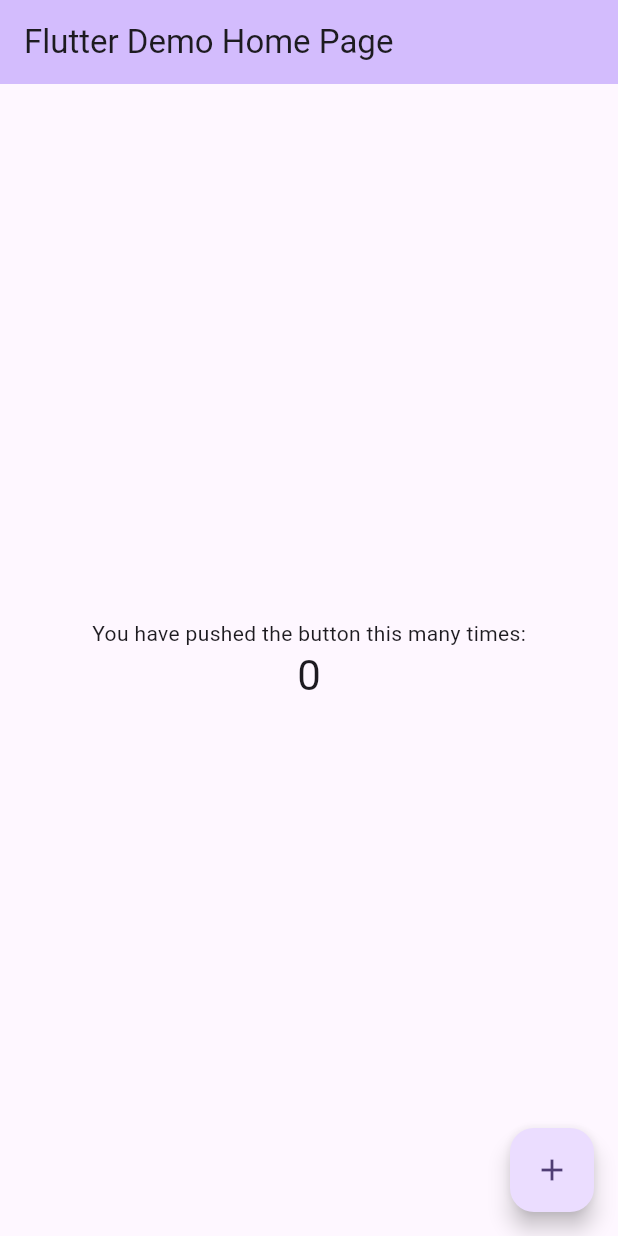
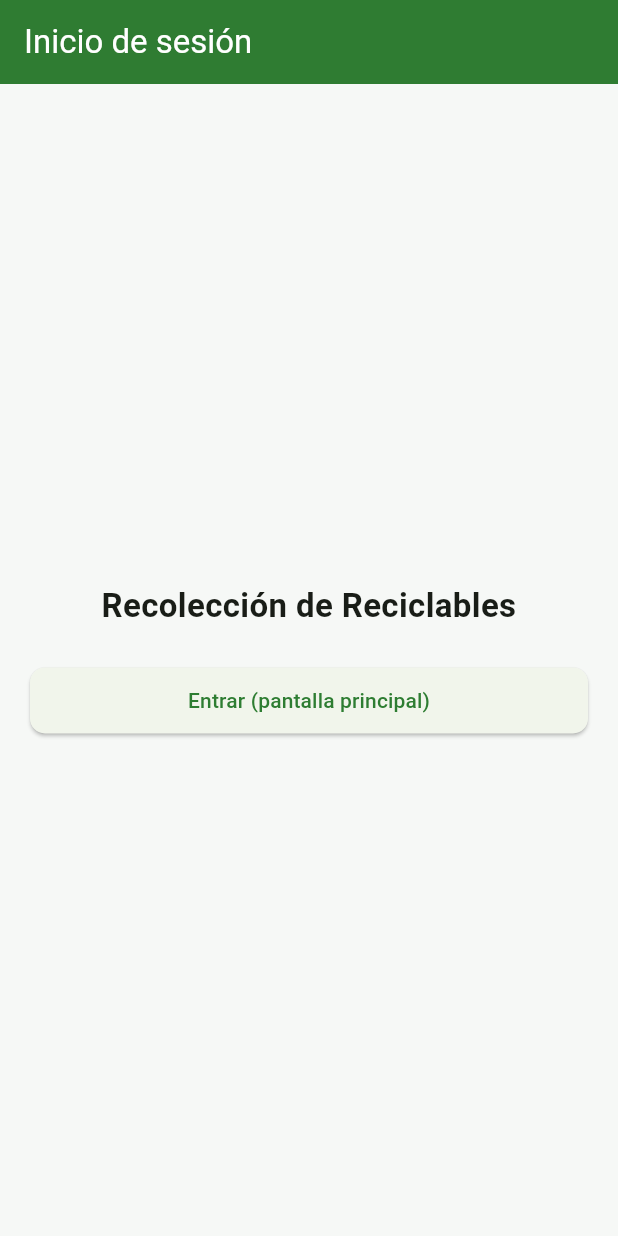
Before and after one commit to Proyecto-Final-PM/Proyecto-Sistema05, a Flutter app: the screen it shows after launch, on a phone screen of 412 x 824 dp. Run offline on Flutter 3.47's test engine with Material 3 defaults, Android fonts, the phone set to English and light mode, and no system bars.

Commit message:
Tema, rutas y 7 pantallas base

```diff
--- /dev/null
+++ b/frontend/lib/core/app_routes.dart
@@ -0,0 +1,30 @@
+import 'package:flutter/material.dart';
+import '../screens/administracion/administracion.dart';
+import '../screens/detalle/detalle.dart';
+import '../screens/formulario/formulario.dart';
+import '../screens/listado/listado.dart';
+import '../screens/login/login.dart';
+import '../screens/perfil/perfil.dart';
+import '../screens/principal/principal.dart';
+
+class AppRoutes {
+  static const String login = '/login';
+  static const String principal = '/principal';
+  static const String listado = '/listado';
+  static const String detalle = '/detalle';
+  static const String formulario = '/formulario';
+  static const String administracion = '/administracion';
+  static const String perfil = '/perfil';
+
+  static Map<String, WidgetBuilder> get routes {
+    return {
+      login: (context) => const LoginScreen(),
+      principal: (context) => const PrincipalScreen(),
+      listado: (context) => const ListadoScreen(),
+      detalle: (context) => const DetalleScreen(),
+      formulario: (context) => const FormularioScreen(),
+      administracion: (context) => const AdministracionScreen(),
+      perfil: (context) => const PerfilScreen(),
+    };
+  }
+}
--- /dev/null
+++ b/frontend/lib/core/app_tema.dart
@@ -0,0 +1,40 @@
+import 'package:flutter/material.dart';
+
+class AppTheme {
+  static const Color primaryGreen = Color(0xFF2E7D32);
+  static const Color secondaryTeal = Color(0xFF00796B);
+  static const Color surfaceLight = Color(0xFFF6F8F6);
+
+  static ThemeData get lightTheme {
+    final colorScheme = ColorScheme.fromSeed(
+      seedColor: primaryGreen,
+      primary: primaryGreen,
+      secondary: secondaryTeal,
+      surface: surfaceLight,
+    );
+
+    return ThemeData(
+      useMaterial3: true,
+      colorScheme: colorScheme,
+      scaffoldBackgroundColor: surfaceLight,
+      appBarTheme: AppBarTheme(
+        backgroundColor: primaryGreen,
+        foregroundColor: Colors.white,
+        elevation: 1,
+      ),
+      textTheme: const TextTheme(
+        headlineSmall: TextStyle(fontWeight: FontWeight.bold),
+        titleMedium: TextStyle(fontWeight: FontWeight.w600),
+        bodyMedium: TextStyle(height: 1.35),
+      ),
+      elevatedButtonTheme: ElevatedButtonThemeData(
+        style: ElevatedButton.styleFrom(
+          padding: const EdgeInsets.symmetric(horizontal: 20, vertical: 12),
+          shape: RoundedRectangleBorder(
+            borderRadius: BorderRadius.circular(10),
+          ),
+        ),
+      ),
+    );
+  }
+}
--- a/frontend/lib/main.dart
+++ b/frontend/lib/main.dart
@@ -1,4 +1,6 @@
 import 'package:flutter/material.dart';
+import 'core/app_routes.dart';
+import 'core/app_tema.dart';
 
 void main() {
   runApp(const MyApp());
@@ -7,116 +9,14 @@ void main() {
 class MyApp extends StatelessWidget {
   const MyApp({super.key});
 
-  // This widget is the root of your application.
   @override
   Widget build(BuildContext context) {
     return MaterialApp(
-      title: 'Flutter Demo',
-      theme: ThemeData(
-        // This is the theme of your application.
-        //
-        // TRY THIS: Try running your application with "flutter run". You'll see
-        // the application has a purple toolbar. Then, without quitting the app,
-        // try changing the seedColor in the colorScheme below to Colors.green
-        // and then invoke "hot reload" (save your changes or press the "hot
-        // reload" button in a Flutter-supported IDE, or press "r" if you used
-        // the command line to start the app).
-        //
-        // Notice that the counter didn't reset back to zero; the application
-        // state is not lost during the reload. To reset the state, use hot
-        // restart instead.
-        //
-        // This works for code too, not just values: Most code changes can be
-        // tested with just a hot reload.
-        colorScheme: .fromSeed(seedColor: Colors.deepPurple),
-      ),
-      home: const MyHomePage(title: 'Flutter Demo Home Page'),
+      title: 'Recolección de Reciclables',
+      debugShowCheckedModeBanner: false,
+      theme: AppTheme.lightTheme,
+      initialRoute: AppRoutes.login,
+      routes: AppRoutes.routes,
     );
   }
 }
-
-class MyHomePage extends StatefulWidget {
-  const MyHomePage({super.key, required this.title});
-
-  // This widget is the home page of your application. It is stateful, meaning
-  // that it has a State object (defined below) that contains fields that affect
-  // how it looks.
-
-  // This class is the configuration for the state. It holds the values (in this
-  // case the title) provided by the parent (in this case the App widget) and
-  // used by the build method of the State. Fields in a Widget subclass are
-  // always marked "final".
-
-  final String title;
-
-  @override
-  State<MyHomePage> createState() => _MyHomePageState();
-}
-
-class _MyHomePageState extends State<MyHomePage> {
-  int _counter = 0;
-
-  void _incrementCounter() {
-    setState(() {
-      // This call to setState tells the Flutter framework that something has
-      // changed in this State, which causes it to rerun the build method below
-      // so that the display can reflect the updated values. If we changed
-      // _counter without calling setState(), then the build method would not be
-      // called again, and so nothing would appear to happen.
-      _counter++;
-    });
-  }
-
-  @override
-  Widget build(BuildContext context) {
-    // This method is rerun every time setState is called, for instance as done
-    // by the _incrementCounter method above.
-    //
-    // The Flutter framework has been optimized to make rerunning build methods
-    // fast, so that you can just rebuild anything that needs updating rather
-    // than having to individually change instances of widgets.
-    return Scaffold(
-      appBar: AppBar(
-        // TRY THIS: Try changing the color here to a specific color (to
-        // Colors.amber, perhaps?) and trigger a hot reload to see the AppBar
-        // change color while the other colors stay the same.
-        backgroundColor: Theme.of(context).colorScheme.inversePrimary,
-        // Here we take the value from the MyHomePage object that was created by
-        // the App.build method, and use it to set our appbar title.
-        title: Text(widget.title),
-      ),
-      body: Center(
-        // Center is a layout widget. It takes a single child and positions it
-        // in the middle of the parent.
-        child: Column(
-          // Column is also a layout widget. It takes a list of children and
-          // arranges them vertically. By default, it sizes itself to fit its
-          // children horizontally, and tries to be as tall as its parent.
-          //
-          // Column has various properties to control how it sizes itself and
-          // how it positions its children. Here we use mainAxisAlignment to
-          // center the children vertically; the main axis here is the vertical
-          // axis because Columns are vertical (the cross axis would be
-          // horizontal).
-          //
-          // TRY THIS: Invoke "debug painting" (choose the "Toggle Debug Paint"
-          // action in the IDE, or press "p" in the console), to see the
-          // wireframe for each widget.
-          mainAxisAlignment: .center,
-          children: [
-            const Text('You have pushed the button this many times:'),
-            Text(
-              '$_counter',
-              style: Theme.of(context).textTheme.headlineMedium,
-            ),
-          ],
-        ),
-      ),
-      floatingActionButton: FloatingActionButton(
-        onPressed: _incrementCounter,
-        tooltip: 'Increment',
-        child: const Icon(Icons.add),
-      ),
-    );
-  }
-}
--- /dev/null
+++ b/frontend/lib/screens/login/login.dart
@@ -0,0 +1,39 @@
+import 'package:flutter/material.dart';
+import '../../core/app_routes.dart';
+
+class LoginScreen extends StatelessWidget {
+  const LoginScreen({super.key});
+
+  @override
+  Widget build(BuildContext context) {
+    return Scaffold(
+      appBar: AppBar(title: const Text('Inicio de sesión')),
+      body: Center(
+        child: ConstrainedBox(
+          constraints: const BoxConstraints(maxWidth: 420),
+          child: Padding(
+            padding: const EdgeInsets.all(20),
+            child: Column(
+              mainAxisAlignment: MainAxisAlignment.center,
+              crossAxisAlignment: CrossAxisAlignment.stretch,
+              children: [
+                const Text(
+                  'Recolección de Reciclables',
+                  style: TextStyle(fontSize: 22, fontWeight: FontWeight.bold),
+                  textAlign: TextAlign.center,
+                ),
+                const SizedBox(height: 24),
+                ElevatedButton(
+                  onPressed: () {
+                    Navigator.pushReplacementNamed(context, AppRoutes.principal);
+                  },
+                  child: const Text('Entrar (pantalla principal)'),
+                ),
+              ],
+            ),
+          ),
+        ),
+      ),
+    );
+  }
+}
```
Also changed, not shown: frontend/lib/screens/administracion/administracion.dart (added, +32 -0 lines), frontend/lib/screens/detalle/detalle.dart (added, +32 -0 lines), frontend/lib/screens/formulario/formulario.dart (added, +32 -0 lines), frontend/lib/screens/listado/listado.dart (added, +37 -0 lines), frontend/lib/screens/perfil/perfil.dart (added, +32 -0 lines), frontend/lib/screens/principal/principal.dart (added, +41 -0 lines), frontend/pubspec.lock.
